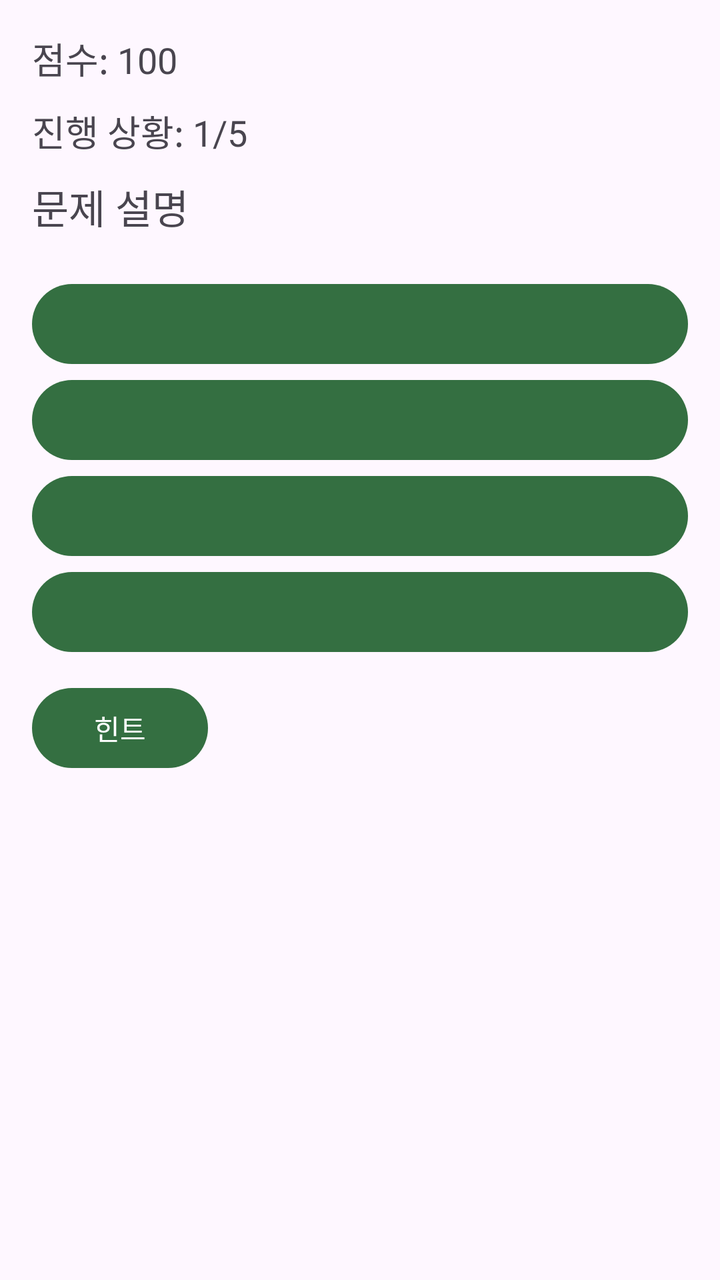
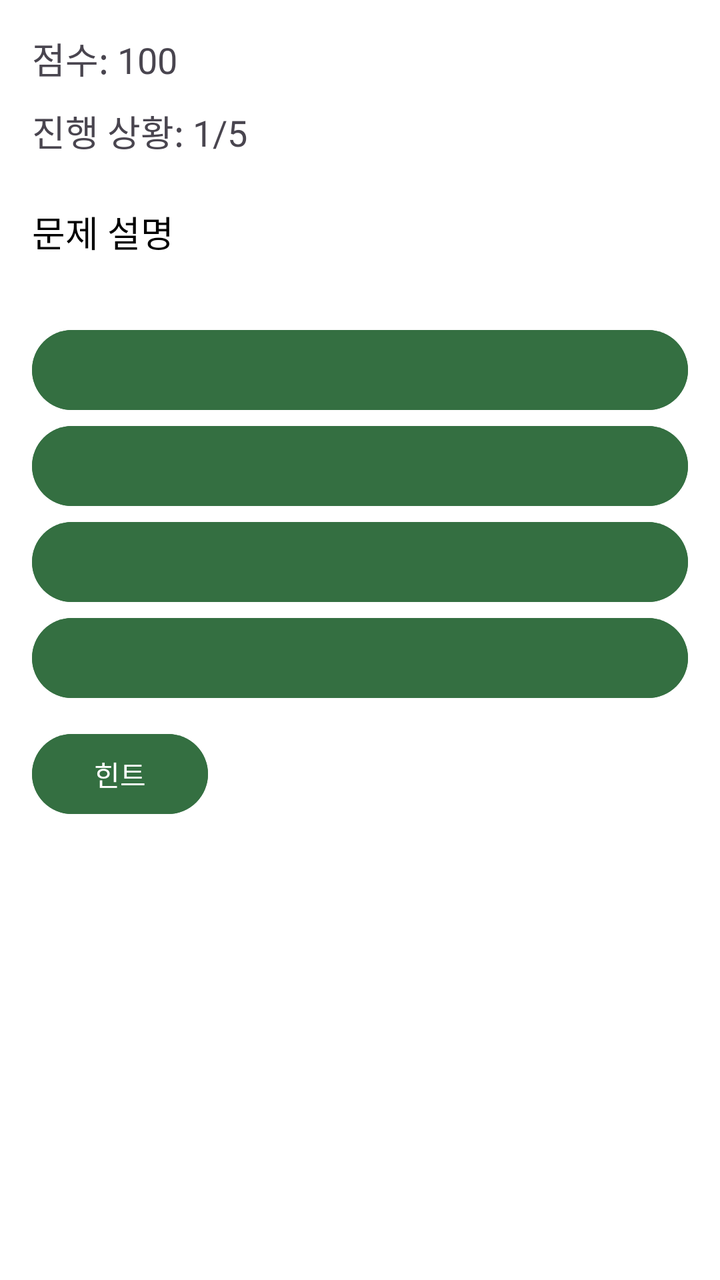

The first picture is an Android layout as it rendered before a commit; the second is the same layout after the commit. The layout source and the unified diff follow.
<!-- AndroidManifest.xml: application theme Theme.Quiz_app_submit -->
<!-- res/layout/activity_quiz_detail.xml -->
<?xml version="1.0" encoding="utf-8"?>
<LinearLayout xmlns:android="http://schemas.android.com/apk/res/android"
    android:layout_width="match_parent"
    android:layout_height="match_parent"
    android:orientation="vertical"
    android:padding="16dp">

    <TextView
        android:id="@+id/tvScore"
        android:layout_width="wrap_content"
        android:layout_height="wrap_content"
        android:text="점수: 100"
        android:textSize="18sp"
        android:paddingBottom="10dp" />

    <TextView
        android:id="@+id/tvProgress"
        android:layout_width="wrap_content"
        android:layout_height="wrap_content"
        android:text="진행 상황: 1/5"
        android:textSize="18sp"
        android:paddingBottom="10dp" />

    <TextView
        android:id="@+id/tvQuestion"
        android:layout_width="wrap_content"
        android:layout_height="wrap_content"
        android:text="문제 설명"
        android:textSize="20sp"
        android:paddingBottom="20dp" />

    <Button
        android:id="@+id/btnOp1"
        android:layout_width="match_parent"
        android:layout_height="wrap_content"
        android:padding="8dp" />

    <Button
        android:id="@+id/btnOp2"
        android:layout_width="match_parent"
        android:layout_height="wrap_content"
        android:padding="8dp" />

    <Button
        android:id="@+id/btnOp3"
        android:layout_width="match_parent"
        android:layout_height="wrap_content"
        android:padding="8dp" />

    <Button
        android:id="@+id/btnOp4"
        android:layout_width="match_parent"
        android:layout_height="wrap_content"
        android:padding="8dp" />

    <Button
        android:id="@+id/btnHint"
        android:layout_width="wrap_content"
        android:layout_height="wrap_content"

        android:text="힌트"
        android:layout_marginTop="10dp" />

    <Button
        android:id="@+id/btnNextPage"
        android:layout_width="wrap_content"
        android:layout_height="wrap_content"
        android:text="다음"
        android:layout_marginTop="10dp"
        android:visibility="gone" />

</LinearLayout>
<!-- resources referenced by this layout -->
<resources>
  <style name="Theme.Quiz_app_submit" parent="Base.Theme.Quiz_app_submit" />
  <style name="Base.Theme.Quiz_app_submit" parent="Theme.Material3.DayNight.NoActionBar">
          
          <item name="colorPrimary">@color/color_main</item>
          <item name="colorOnPrimary">@color/color_on_main</item>
  
          <item name="colorSecondary">@color/color_sub</item>
          <item name="colorOnSecondary">@color/color_on_sub</item>
  
          <item name="colorPrimaryContainer">@color/color_main</item>
          <item name="colorOnPrimaryContainer">@color/color_on_main</item>
          <item name="colorSecondaryContainer">@color/color_sub</item>
          <item name="colorOnSecondaryContainer">@color/color_on_sub</item>
  
          
          <item name="materialButtonStyle">@style/Widget.Quiz_app_submit.Button</item>
      </style>
  <color name="color_main">#346F41</color>
  <color name="color_on_main">#FFFFFF</color>
  <color name="color_sub">#699472</color>
  <color name="color_on_sub">#FFFFFF</color>
  <style name="Widget.Quiz_app_submit.Button" parent="Widget.Material3.Button">
          <item name="backgroundTint">@color/color_main</item>
          <item name="android:textColor">@color/color_on_main</item>
      </style>
</resources>

<!-- the commit's change to res/layout/activity_quiz_detail.xml (unified diff, before → after) -->
@@ -1,9 +1,15 @@
 <?xml version="1.0" encoding="utf-8"?>
-<LinearLayout xmlns:android="http://schemas.android.com/apk/res/android"
+<ScrollView xmlns:android="http://schemas.android.com/apk/res/android"
+    android:id="@+id/quizScrollView"
     android:layout_width="match_parent"
     android:layout_height="match_parent"
-    android:orientation="vertical"
-    android:padding="16dp">
+    android:fillViewport="true">
+
+    <LinearLayout
+        android:layout_width="match_parent"
+        android:layout_height="wrap_content"
+        android:orientation="vertical"
+        android:padding="16dp">
 
     <TextView
         android:id="@+id/tvScore"
@@ -19,15 +25,17 @@
         android:layout_height="wrap_content"
         android:text="진행 상황: 1/5"
         android:textSize="18sp"
-        android:paddingBottom="10dp" />
+        android:paddingBottom="24dp" />
 
     <TextView
         android:id="@+id/tvQuestion"
-        android:layout_width="wrap_content"
+        android:layout_width="match_parent"
         android:layout_height="wrap_content"
         android:text="문제 설명"
-        android:textSize="20sp"
-        android:paddingBottom="20dp" />
+        android:textColor="@color/black"
+        android:textSize="18sp"
+        android:lineSpacingExtra="4dp"
+        android:paddingBottom="32dp" />
 
     <Button
         android:id="@+id/btnOp1"
@@ -69,4 +77,6 @@
         android:layout_marginTop="10dp"
         android:visibility="gone" />
 
-</LinearLayout>
+    </LinearLayout>
+
+</ScrollView>
<!-- resource entries referenced after the edit -->
@@ -1,13 +1,16 @@
 <!-- resources referenced by this layout -->
 <resources>
+  <color name="black">#FF000000</color>
   <style name="Theme.Quiz_app_submit" parent="Base.Theme.Quiz_app_submit" />
-  <style name="Base.Theme.Quiz_app_submit" parent="Theme.Material3.DayNight.NoActionBar">
+  <style name="Base.Theme.Quiz_app_submit" parent="Theme.Material3.Light.NoActionBar">
           
           <item name="colorPrimary">@color/color_main</item>
           <item name="colorOnPrimary">@color/color_on_main</item>
   
           <item name="colorSecondary">@color/color_sub</item>
           <item name="colorOnSecondary">@color/color_on_sub</item>
+          <item name="colorTertiary">@color/color_main</item>
+          <item name="colorOnTertiary">@color/color_on_main</item>
   
           <item name="colorPrimaryContainer">@color/color_main</item>
           <item name="colorOnPrimaryContainer">@color/color_on_main</item>
@@ -15,14 +18,45 @@
           <item name="colorOnSecondaryContainer">@color/color_on_sub</item>
   
           
+          <item name="android:windowBackground">@color/white</item>
+          <item name="android:colorBackground">@color/white</item>
+          <item name="colorSurface">@color/white</item>
+          <item name="colorSurfaceVariant">@color/white</item>
+          <item name="colorOnSurface">@color/black</item>
+          <item name="colorOnSurfaceVariant">@color/black</item>
+          <item name="colorOnBackground">@color/black</item>
+          <item name="android:textColorPrimary">@color/black</item>
+          <item name="android:textColorSecondary">@color/black</item>
+          <item name="android:statusBarColor">@color/white</item>
+          <item name="android:navigationBarColor">@color/white</item>
+          <item name="android:windowLightStatusBar">true</item>
+          <item name="android:windowLightNavigationBar" tools:targetApi="27">true</item>
+  
+          
+          <item name="colorAccent">@color/color_main</item>
+          <item name="android:colorAccent">@color/color_main</item>
+          <item name="colorControlActivated">@color/color_main</item>
+          <item name="android:colorControlActivated">@color/color_main</item>
+          <item name="colorControlHighlight">@color/color_button_ripple</item>
+          <item name="android:colorControlHighlight">@color/color_button_ripple</item>
+          <item name="colorButtonNormal">@color/color_main</item>
+          <item name="android:colorButtonNormal">@color/color_main</item>
+  
+          
           <item name="materialButtonStyle">@style/Widget.Quiz_app_submit.Button</item>
+          <item name="buttonStyle">@style/Widget.Quiz_app_submit.Button</item>
+          <item name="android:buttonStyle">@style/Widget.Quiz_app_submit.Button</item>
       </style>
   <color name="color_main">#346F41</color>
   <color name="color_on_main">#FFFFFF</color>
-  <color name="color_sub">#699472</color>
+  <color name="color_sub">#346F41</color>
   <color name="color_on_sub">#FFFFFF</color>
+  <color name="white">#FFFFFFFF</color>
+  <color name="color_button_ripple">#66346F41</color>
   <style name="Widget.Quiz_app_submit.Button" parent="Widget.Material3.Button">
-          <item name="backgroundTint">@color/color_main</item>
+          <item name="backgroundTint">@color/button_background_tint</item>
+          <item name="android:backgroundTint">@color/button_background_tint</item>
+          <item name="rippleColor">@color/color_button_ripple</item>
           <item name="android:textColor">@color/color_on_main</item>
       </style>
 </resources>
